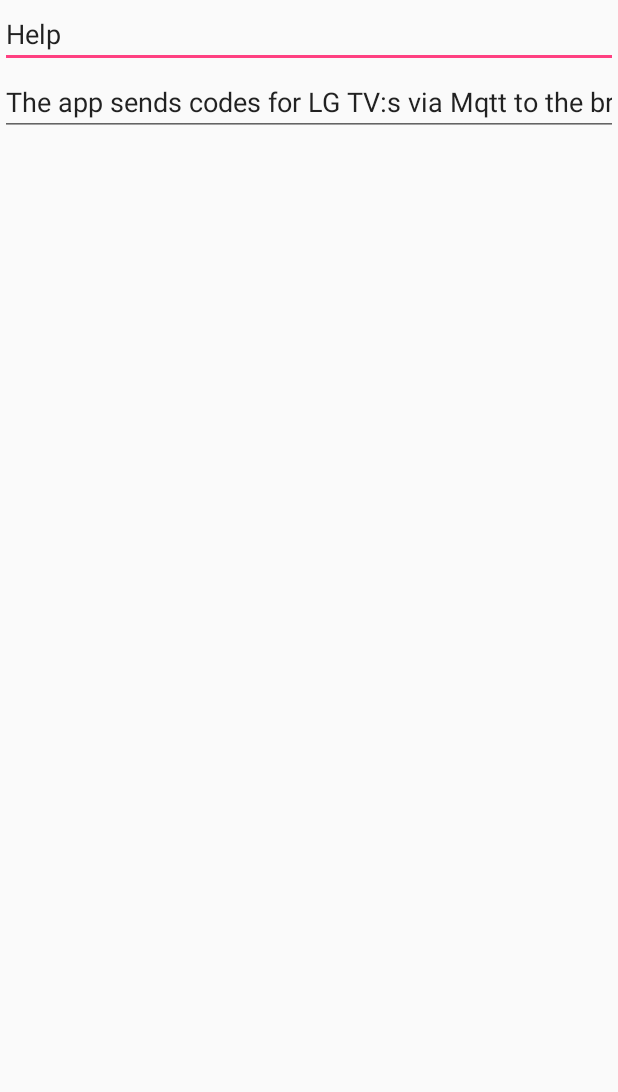
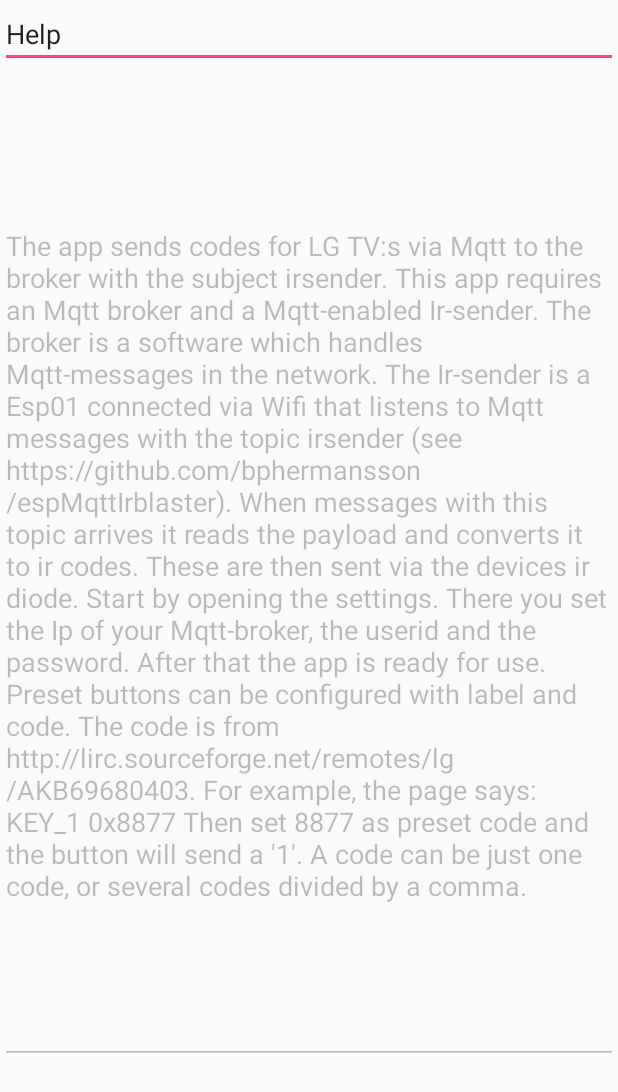
Before and after one commit to bphermansson/LgMqttremote, an Android app: the screen it shows after launch (help), in the options menu, after a tap on "Help", on a phone screen of 412 x 824 dp. Shown: the top 1092 px of the screen. Run offline under Robolectric (Android 15) with nearby library versions, the phone set to English and light mode, and no system bars.

```diff
--- a/app/src/main/java/nu/paheco/patrik/LgTvRemote/MainActivity.java
+++ b/app/src/main/java/nu/paheco/patrik/LgTvRemote/MainActivity.java
@@ -143,6 +143,11 @@ public class MainActivity extends AppCompatActivity {
                 type = "tv";
                 sendcode(code,type);
                 break;
+            case R.id.btnNight:
+                code = "A956";
+                type = "amp";
+                sendcode(code,type);
+                break;
             case R.id.volup:
                 // If external amplifier is set in the settings, send "amp" as type
                 // This makes the app send another code
@@ -224,9 +229,12 @@ public class MainActivity extends AppCompatActivity {
         // A code can be just one code, or several codes divided by a comma.
         // Split them up and send them
         String[] items = code.split(",");
+        int x=0;
         for (String codetosend : items)
         {
-            //System.out.println("item = " + codetosend);
+
+            System.out.println("item = " + codetosend + ",x:" + x);
+            x++;
             String wholeCode="";
             if (type =="tv") {
                 // pre_data = 20DF for LG TV
@@ -242,6 +250,8 @@ public class MainActivity extends AppCompatActivity {
     }
 
     public void mqttsend(String code) {
+        System.out.println("In mqttsend");
+
         // Get stored preferences
         SharedPreferences sharedPref = PreferenceManager.getDefaultSharedPreferences(this);
         String mqttip = sharedPref.getString("Mqtt server ip", "N/A");
@@ -255,6 +265,8 @@ public class MainActivity extends AppCompatActivity {
         }
         else {
             mqttPublish.main(mContext, mqttip, mqttuser, mqttpass, topic, code);
+            System.out.println("Publish!");
+
             Context context = getApplicationContext();
             Toast tea = Toast.makeText(context, R.string.mess_sent, Toast.LENGTH_SHORT);
             tea.show();
--- a/app/src/main/res/layout/help.xml
+++ b/app/src/main/res/layout/help.xml
@@ -7,16 +7,15 @@
         android:layout_width="match_parent"
         android:layout_height="wrap_content"
         android:inputType="textPersonName"
-        android:text="Name"
         android:ems="10"
         android:id="@+id/helpTitle" />
 
     <EditText
+        android:id="@+id/helpText"
         android:layout_width="match_parent"
         android:layout_height="wrap_content"
-        android:inputType="textPersonName"
-        android:text="Name"
         android:ems="10"
-        android:id="@+id/helpText"
-        android:singleLine="false" />
+        android:enabled="false"
+        android:inputType="textMultiLine"
+        android:lines="30" />
 </LinearLayout>
--- a/app/src/main/res/values/strings.xml
+++ b/app/src/main/res/values/strings.xml
@@ -28,6 +28,11 @@
 
         Start by opening the settings. There you set the Ip of your Mqtt-broker, the userid and the password.
         After that the app is ready for use.
+        Preset buttons can be configured with label and code. The code is from http://lirc.sourceforge.net/remotes/lg/AKB69680403.
+        For example, the page says:
+        KEY_1                    0x8877
+        Then set 8877 as preset code and the button will send a \'1\'.
+        A code can be just one code, or several codes divided by a comma.
 
 
     </string>
```
Also changed, not shown: app/src/main/res/layout/activity_main.xml (+24 -14 lines), app/src/main/res/drawable-hdpi/nightmode.png (added), app/src/main/res/drawable-mdpi/nightmode.png (added), app/src/main/res/drawable-xhdpi/nightmode.png (added), app/src/main/res/drawable-xxhdpi/nightmode.png (added).
